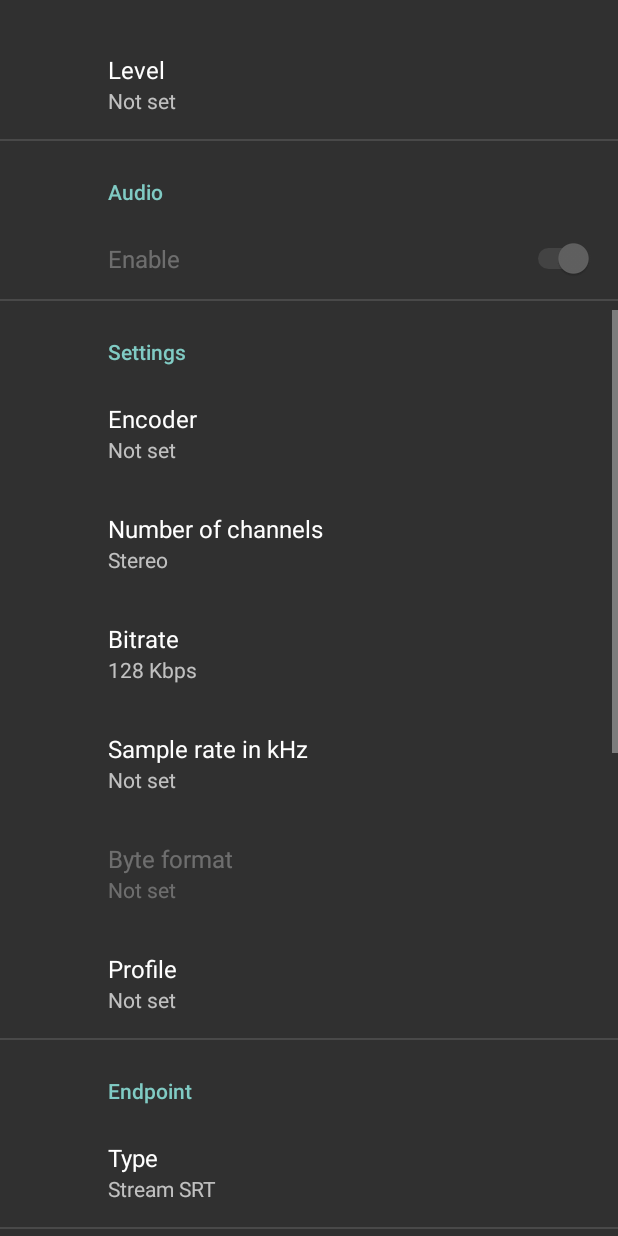
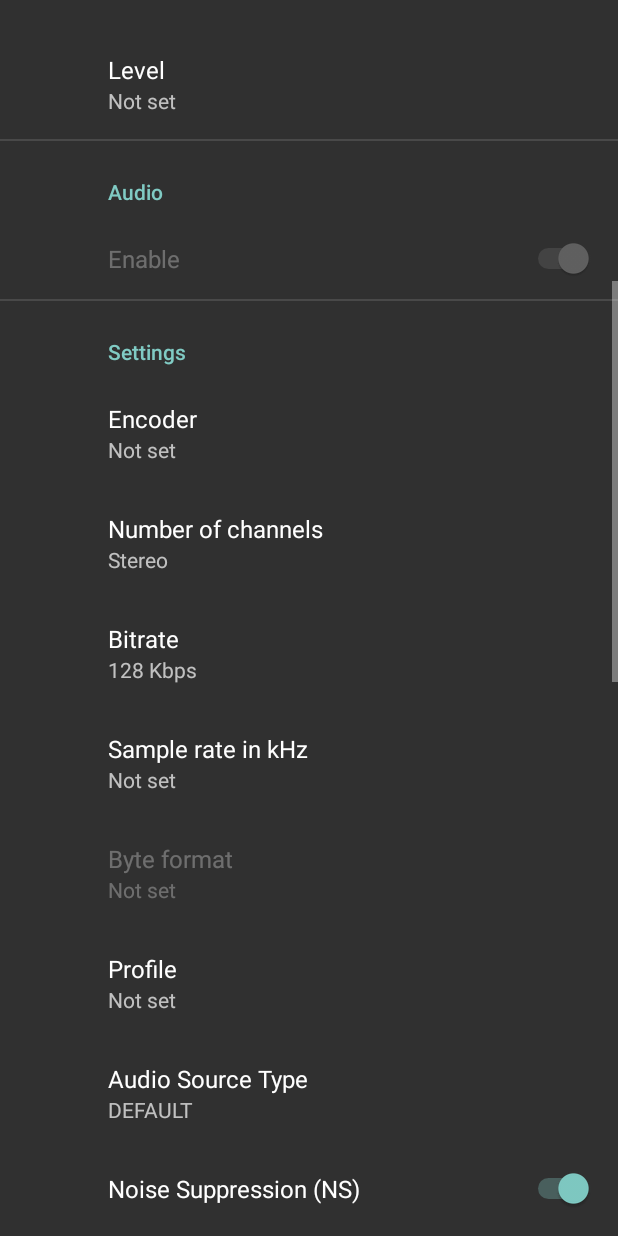
Before and after one commit to dimadesu/LifeStreamer, an Android app: the fragment SettingsFragment shown on its own in the app's theme, scrolled down 576 dp, on a phone screen of 412 x 824 dp. Run offline under Robolectric (Android 15) with nearby library versions, the light colour scheme and no system bars; our stand-ins replace androidx.preference; libraries missing offline, so code that uses them is left out: io.github.thibaultbee.streampack; 52 statements that could not run were skipped.

Commit message:
I've implemented the audio source settings in the Settings UI screen with sync to the audio debug overlay:
Changes Made:
Strings resources (strings.xml):
- Added strings for audio source type dropdown and effect toggles

Array resources (array.xml):
- Added AudioSourceTypeEntries and AudioSourceTypeEntryValues arrays for the dropdown

Settings UI (root_preferences.xml):
- Added ListPreference for Audio Source Type (DEFAULT, MIC, CAMCORDER, VOICE_RECOGNITION, VOICE_COMMUNICATION, UNPROCESSED)
- Added 3 SwitchPreference for effects: NS, AEC, AGC

DataStoreRepository (DataStoreRepository.kt):
- Added flows to read: audioSourceTypeFlow, audioEffectNsFlow, audioEffectAecFlow, audioEffectAgcFlow
- Added save methods: saveAudioSourceType(), saveAudioEffectNs(), saveAudioEffectAec(), saveAudioEffectAgc()

ConditionalAudioSourceFactory (ConditionalAudioSourceFactory.kt):
- Now reads audio source type and effects from DataStore settings
- Uses these settings when creating MicrophoneSource

PreviewViewModel (PreviewViewModel.kt):
- toggleAudioDebugOverlay(): Loads settings from DataStore when overlay is opened
- applySelectedAudioSource(): Saves settings to DataStore when Apply is clicked
- This keeps Settings UI and audio debug overlay in sync

How it works:
- Settings UI: Changes are persisted to DataStore automatically via PreferencesDataStoreAdapter
- Audio Debug Overlay: Loads current values from DataStore when opened, saves when Apply is clicked
- ConditionalAudioSourceFactory: Reads from DataStore whenever a mic source needs to be built
- Both UIs share the same DataStore keys, so they're always in sync

```diff
--- a/app/src/main/res/values/array.xml
+++ b/app/src/main/res/values/array.xml
@@ -38,4 +38,29 @@
         <item>192000</item>
     </string-array>
 
+    <!-- Audio Source Types (MediaRecorder.AudioSource constants) -->
+    <string-array name="AudioSourceTypeEntries">
+        <item>DEFAULT</item>
+        <item>MIC</item>
+        <item>CAMCORDER</item>
+        <item>VOICE_RECOGNITION</item>
+        <item>VOICE_COMMUNICATION</item>
+        <item>UNPROCESSED</item>
+    </string-array>
+
+    <string-array name="AudioSourceTypeEntryValues">
+        <!-- MediaRecorder.AudioSource.DEFAULT = 0 -->
+        <item>0</item>
+        <!-- MediaRecorder.AudioSource.MIC = 1 -->
+        <item>1</item>
+        <!-- MediaRecorder.AudioSource.CAMCORDER = 5 -->
+        <item>5</item>
+        <!-- MediaRecorder.AudioSource.VOICE_RECOGNITION = 6 -->
+        <item>6</item>
+        <!-- MediaRecorder.AudioSource.VOICE_COMMUNICATION = 7 -->
+        <item>7</item>
+        <!-- MediaRecorder.AudioSource.UNPROCESSED = 9 -->
+        <item>9</item>
+    </string-array>
+
 </resources>
--- a/app/src/main/res/values/strings.xml
+++ b/app/src/main/res/values/strings.xml
@@ -116,6 +116,24 @@
 
     <string name="audio_profile">Profile</string>
     <string name="audio_profile_key">audio_profile_key</string>
+
+    <!-- Audio Source & Effects -->
+    <string name="audio_source_type">Audio Source Type</string>
+    <string name="audio_source_type_key">audio_source_type_key</string>
+    <string name="audio_source_default">DEFAULT</string>
+    <string name="audio_source_mic">MIC</string>
+    <string name="audio_source_camcorder">CAMCORDER</string>
+    <string name="audio_source_voice_recognition">VOICE_RECOGNITION</string>
+    <string name="audio_source_voice_communication">VOICE_COMMUNICATION</string>
+    <string name="audio_source_unprocessed">UNPROCESSED</string>
+
+    <string name="audio_effects">Audio Effects</string>
+    <string name="audio_effect_ns">Noise Suppression (NS)</string>
+    <string name="audio_effect_ns_key">audio_effect_ns_key</string>
+    <string name="audio_effect_aec">Echo Cancellation (AEC)</string>
+    <string name="audio_effect_aec_key">audio_effect_aec_key</string>
+    <string name="audio_effect_agc">Auto Gain Control (AGC)</string>
+    <string name="audio_effect_agc_key">audio_effect_agc_key</string>
 
     <!-- Endpoint -->
     <string name="endpoint">Endpoint</string>
--- a/app/src/main/res/xml/root_preferences.xml
+++ b/app/src/main/res/xml/root_preferences.xml
@@ -115,6 +115,31 @@
                 app:title="@string/audio_profile"
                 app:useSimpleSummaryProvider="true" />
 
+            <!-- Audio Source Type -->
+            <ListPreference
+                app:defaultValue="0"
+                app:key="@string/audio_source_type_key"
+                app:title="@string/audio_source_type"
+                app:entries="@array/AudioSourceTypeEntries"
+                app:entryValues="@array/AudioSourceTypeEntryValues"
+                app:useSimpleSummaryProvider="true" />
+
+            <!-- Audio Effects -->
+            <SwitchPreference
+                android:defaultValue="true"
+                app:key="@string/audio_effect_ns_key"
+                app:title="@string/audio_effect_ns" />
+
+            <SwitchPreference
+                android:defaultValue="true"
+                app:key="@string/audio_effect_aec_key"
+                app:title="@string/audio_effect_aec" />
+
+            <SwitchPreference
+                android:defaultValue="false"
+                app:key="@string/audio_effect_agc_key"
+                app:title="@string/audio_effect_agc" />
+
         </PreferenceCategory>
 
     </PreferenceCategory>
```
Also changed, not shown: app/src/main/java/com/dimadesu/lifestreamer/audio/ConditionalAudioSourceFactory.kt (+38 -8 lines), app/src/main/java/com/dimadesu/lifestreamer/data/storage/DataStoreRepository.kt (+45 -0 lines), app/src/main/java/com/dimadesu/lifestreamer/ui/main/PreviewViewModel.kt (+17 -0 lines).
